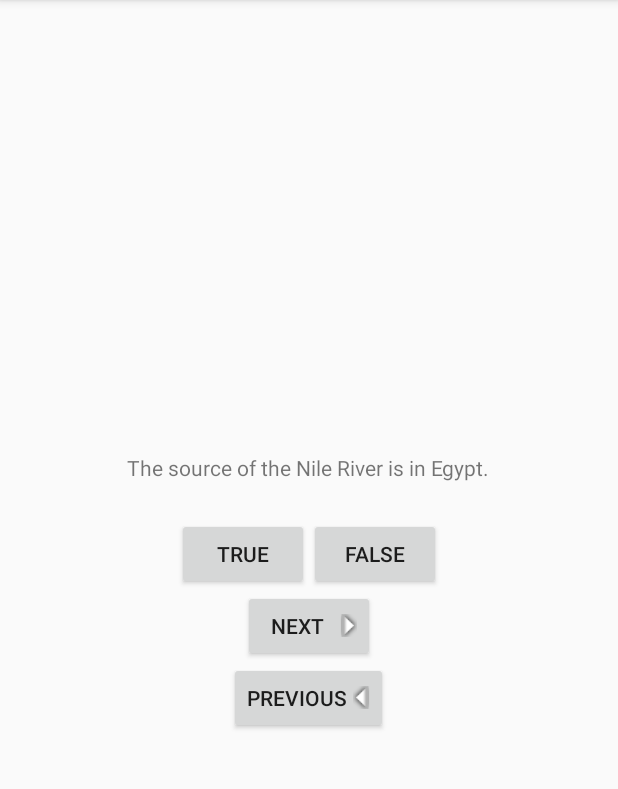
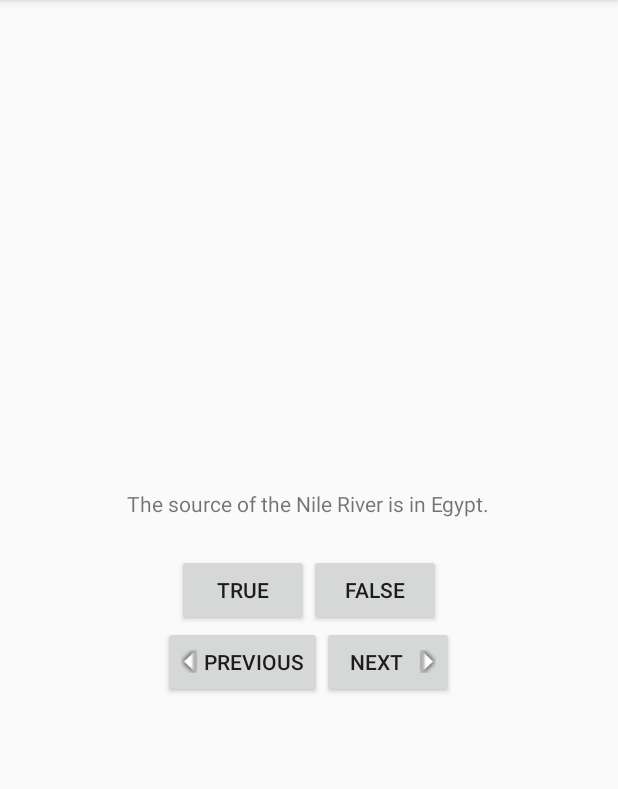
Before and after one commit to TechnicallyHannah/GeoQuiz, an Android app: the screen it shows after launch (QuizActivity), on a phone screen of 412 x 824 dp, the part 84-873 px from its top. Run offline under Robolectric (Android 15) with nearby library versions, the phone set to English and light mode, and no system bars.

Commit message:
added previous button functionality, and error handling for going backward

```diff
--- a/app/src/main/java/com/example/a712948/geoquiz/QuizActivity.java
+++ b/app/src/main/java/com/example/a712948/geoquiz/QuizActivity.java
@@ -15,6 +15,7 @@ public class QuizActivity extends ActionBarActivity {
     private Button mTrueButton;
     private Button mFalseButton;
     private Button mNextButton;
+    private Button mBackButton;
     private TextView mQuestionTextView;
 
     private TrueFalse[] mQuestionBank = new TrueFalse[]{
@@ -81,8 +82,21 @@ public class QuizActivity extends ActionBarActivity {
             }
         });
 
+        mBackButton = (Button) findViewById(R.id.back_button);
+        mBackButton.setOnClickListener(new View.OnClickListener() {
+            @Override
+            public void onClick(View view) {
+                mCurrentIndex = (mCurrentIndex - 1) % mQuestionBank.length;
+                if (mCurrentIndex < 0) {
+                    mCurrentIndex = 0;
+                } else {
+                    updateQuestion();
+                }
+            }
+        });
+
         TextView tv = (TextView) findViewById(R.id.question_text_view);
-        tv.setOnClickListener(new View.OnClickListener(){
+        tv.setOnClickListener(new View.OnClickListener() {
             @Override
             public void onClick(View view) {
                 mCurrentIndex = (mCurrentIndex + 1) % mQuestionBank.length;
--- a/app/src/main/res/layout/activity_quiz.xml
+++ b/app/src/main/res/layout/activity_quiz.xml
@@ -28,17 +28,21 @@
                 android:text="@string/false_button"/>
 
     </LinearLayout>
+    <LinearLayout android:layout_width="wrap_content"
+                  android:layout_height="wrap_content"
+                  android:orientation="horizontal">
+        <Button android:id="@+id/back_button"
+                android:layout_width="wrap_content"
+                android:layout_height="wrap_content"
+                android:text="@string/back_button"
+                android:drawableLeft="@drawable/arrow_left"
+                android:drawablePadding="4dp"/>
         <Button android:id="@+id/next_button"
                 android:layout_width="wrap_content"
                 android:layout_height="wrap_content"
                 android:text="@string/next_button"
                 android:drawableRight="@drawable/arrow_right"
                 android:drawablePadding="4dp"/>
-    <Button android:id="@+id/back_button"
-            android:layout_width="wrap_content"
-            android:layout_height="wrap_content"
-            android:text="@string/back_button"
-            android:drawableRight="@drawable/arrow_left"
-            android:drawablePadding="4dp"/>
+    </LinearLayout>
 
 </LinearLayout>
```
Also changed, not shown: 1 other file. Lines whose indentation alone changed are shown as unchanged.
